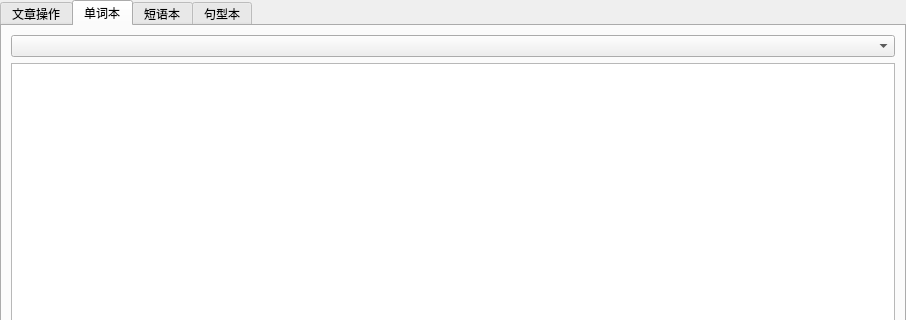
Before: the Qt Designer form window/wordsbook.ui in gaazau/MyEnglishIsPoor, drawn with Qt 5; both pictures show x 0 to 906 and y 0 to 320 of the 906 by 880 pixel window.
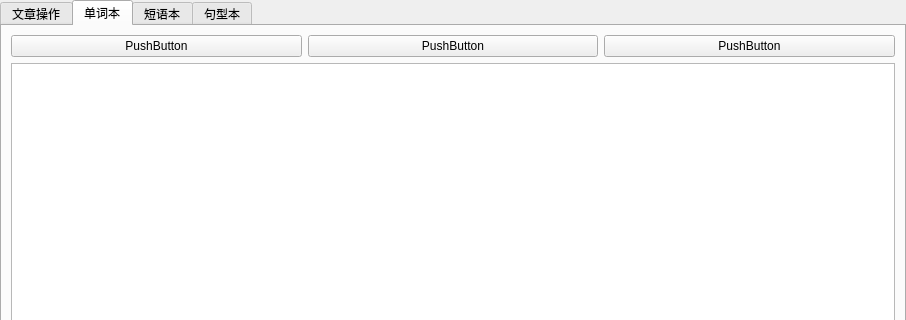
After: the same form once the commit is applied. The open tabs and pages were chosen to show the change.

```diff
--- a/window/wordsbook.ui
+++ b/window/wordsbook.ui
@@ -84,7 +84,25 @@
         <item>
          <layout class="QHBoxLayout" name="layout">
           <item>
-           <widget class="QComboBox" name="cbWords"/>
+           <widget class="QPushButton" name="pushButton_3">
+            <property name="text">
+             <string>PushButton</string>
+            </property>
+           </widget>
+          </item>
+          <item>
+           <widget class="QPushButton" name="pushButton_2">
+            <property name="text">
+             <string>PushButton</string>
+            </property>
+           </widget>
+          </item>
+          <item>
+           <widget class="QPushButton" name="pushButton">
+            <property name="text">
+             <string>PushButton</string>
+            </property>
+           </widget>
           </item>
          </layout>
         </item>
```
Left out of the diff: 8 changed lines with no effect on the pictures.
